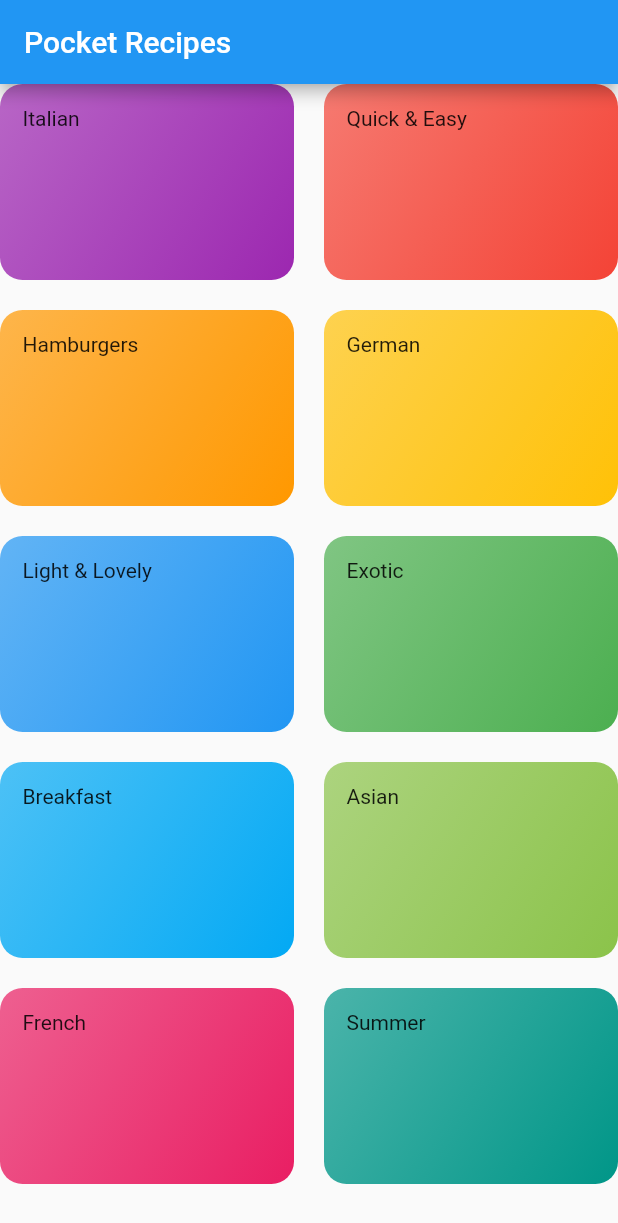
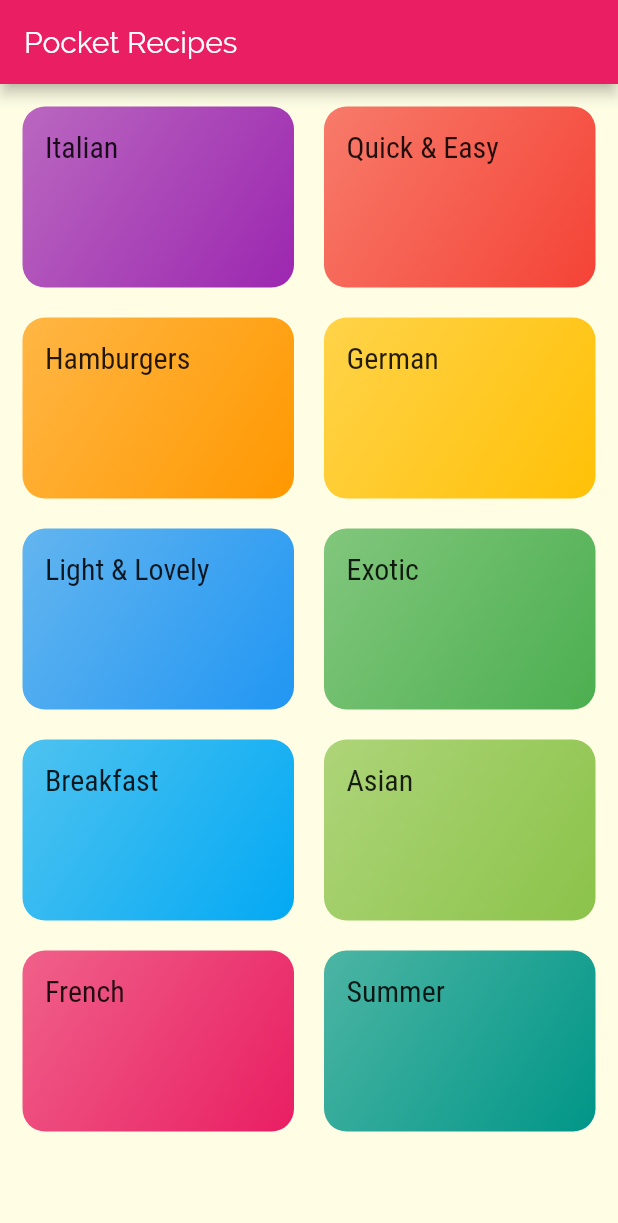
Before and after one commit to m4n4n-j/Pocket_Recipes, a Flutter app: the screen it shows after launch, on a phone screen of 412 x 824 dp. Shown: the top 1223 px of the screen. Run offline on Flutter 3.47's test engine with Material 2 defaults, Android fonts, the phone set to English and light mode, and no system bars.

Commit message:
added fonts and colors in ThemeData

```diff
--- a/lib/categories_screen.dart
+++ b/lib/categories_screen.dart
@@ -11,6 +11,7 @@ class CategoriesScreen extends StatelessWidget {
         title: const Text("Pocket Recipes"),
       ),
       body: GridView(
+        padding: const EdgeInsets.all(15),
         gridDelegate: SliverGridDelegateWithMaxCrossAxisExtent(
           maxCrossAxisExtent: 200,
           childAspectRatio: 3 / 2,
--- a/lib/category_item.dart
+++ b/lib/category_item.dart
@@ -10,7 +10,10 @@ class CategoryItem extends StatelessWidget {
   Widget build(BuildContext context) {
     return Container(
       padding: const EdgeInsets.all(15),
-      child: Text(title),
+      child: Text(
+        title,
+        style: Theme.of(context).textTheme.headline6,
+      ),
       decoration: BoxDecoration(
         gradient: LinearGradient(
           colors: [color.withOpacity(.7), color],
--- a/lib/main.dart
+++ b/lib/main.dart
@@ -13,7 +13,17 @@ class MyApp extends StatelessWidget {
     return MaterialApp(
       title: 'Pocket Recipes',
       theme: ThemeData(
-        primarySwatch: Colors.blue,
+        primarySwatch: Colors.pink,
+        accentColor: Colors.amber,
+        canvasColor: Color.fromRGBO(255, 254, 229, 1),
+        fontFamily: 'Raleway',
+        textTheme: ThemeData.light().textTheme.copyWith(
+            bodyText2: TextStyle(color: Color.fromRGBO(20, 51, 51, 1)),
+            bodyText1: TextStyle(color: Color.fromRGBO(20, 51, 51, 1)),
+            headline6: TextStyle(
+                fontSize: 20,
+                fontFamily: 'RobotoCondensed',
+                fontWeight: FontWeight.w400)),
         visualDensity: VisualDensity.adaptivePlatformDensity,
       ),
       home: CategoriesScreen(),
```
Also changed, not shown: pubspec.yaml (+17 -11 lines), assets/fonts/Raleway-Black.ttf (added), assets/fonts/Raleway-Bold.ttf (added), assets/fonts/Raleway-Regular.ttf (added), assets/fonts/RobotoCondensed-Bold.ttf (added), assets/fonts/RobotoCondensed-Italic.ttf (added), assets/fonts/RobotoCondensed-Light.ttf (added), assets/fonts/RobotoCondensed-Regular.ttf (added).
